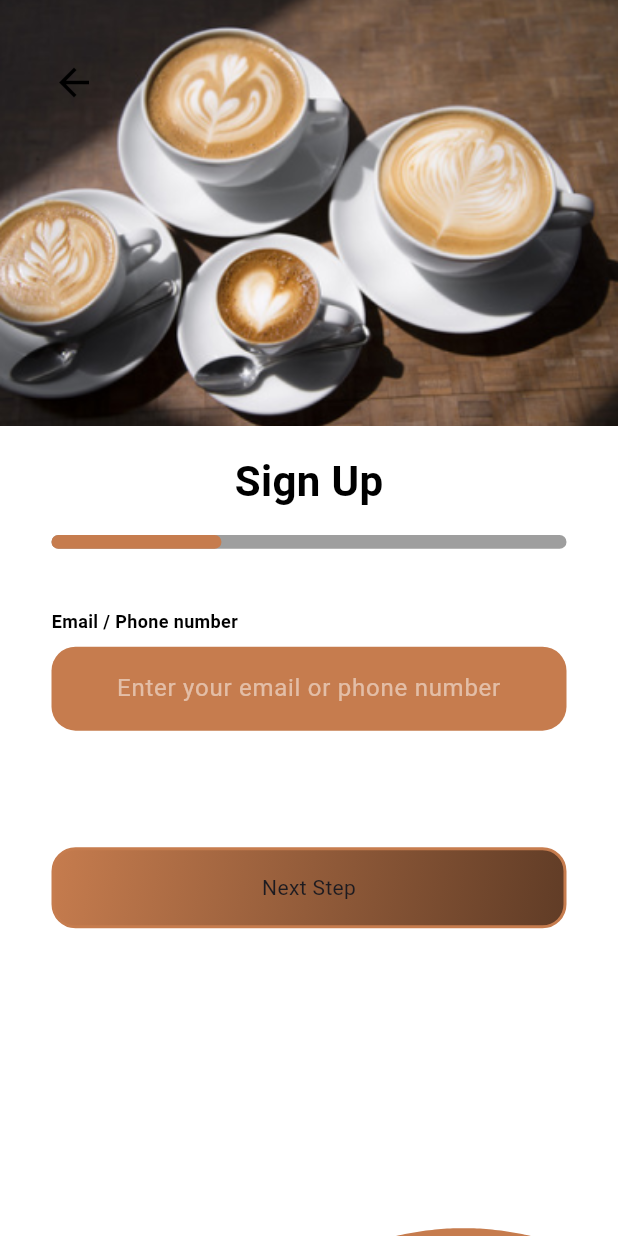
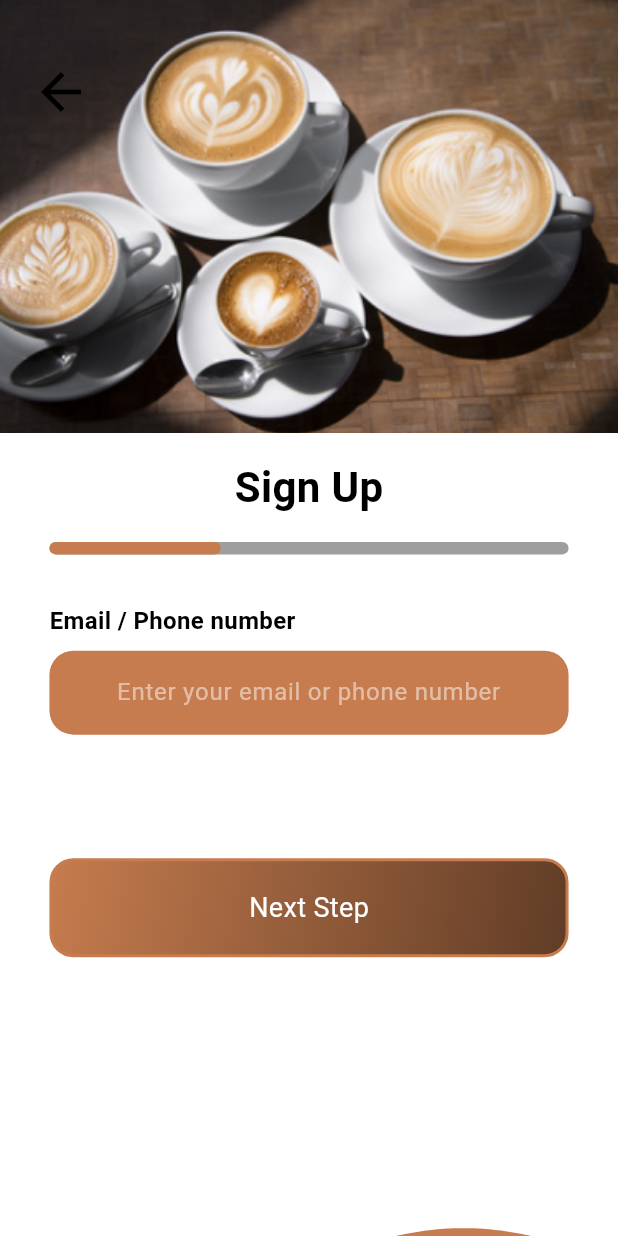
Before and after one commit to MisTraleuh/Simple-Coffee, a Flutter app: the RegisterPageMobile screen opened directly, after a tap on "Sign Up", on a phone screen of 412 x 824 dp. Run offline on Flutter 3.47's test engine with Material 3 defaults, Android fonts, the phone set to English and light mode, and no system bars; drawn by our look-alikes of wave.

Commit message:
[ADD] Step1 Page error | [FIX] responsive with * not /

```diff
--- a/lib/features/authentication/register_pages/register_page_mobile.dart
+++ b/lib/features/authentication/register_pages/register_page_mobile.dart
@@ -29,18 +29,22 @@ class _RegisterPageMobileState extends State<RegisterPageMobile> {
             fit: BoxFit.cover,
           ),
           Padding(
-            padding: EdgeInsets.only(top: height / 3),
+            padding: EdgeInsets.only(top: height * 0.4),
             child: GestureDetector(
               onTap: () {
                 Navigator.pushNamed(context, "/login");
               },
               child: Center(
                 child: SizedBox(
-                  width: MediaQuery.of(context).size.width / 1.2,
-                  height: MediaQuery.of(context).size.height / 12,
+                  width: width * 0.8,
+                  height: height * 0.08,
                   child: SimpleCard(
                     text: "Login",
                     color: Theme.of(context).colorScheme.primary,
+                    textStyle: const TextStyle(
+                      color: Colors.white,
+                      fontSize: 20,
+                    ),
                   ),
                 ),
               ),
@@ -54,11 +58,15 @@ class _RegisterPageMobileState extends State<RegisterPageMobile> {
               },
               child: Center(
                 child: SizedBox(
-                  width: MediaQuery.of(context).size.width / 1.2,
-                  height: MediaQuery.of(context).size.height / 12,
+                  width: width * 0.8,
+                  height: height * 0.08,
                   child: SimpleCard(
                     text: "Sign Up",
                     color: Theme.of(context).colorScheme.primary,
+                    textStyle: const TextStyle(
+                      color: Colors.white,
+                      fontSize: 20,
+                    ),
                   ),
                 ),
               ),
--- a/lib/features/authentication/sign_in/step1/sign_in_step1_page_mobile.dart
+++ b/lib/features/authentication/sign_in/step1/sign_in_step1_page_mobile.dart
@@ -35,6 +35,8 @@ class _SignInStep1MobileState extends State<SignInStep1Mobile> {
       0.65,
   ];
 
+  static bool hasError = false;
+  static bool isPassed = false;
 
   @override
   void initState() {
@@ -54,15 +56,15 @@ class _SignInStep1MobileState extends State<SignInStep1Mobile> {
           Stack(
             children: <Widget>[
               SizedBox(
-                height: height / 2.9,
+                height: height * 0.35,
                 width: width,
                 child: const CommonTopImage(
                   imagePath: "assets/app/OnBoarding/SignIn/SigninStep1.png",
                 ),
               ),
               Positioned(
-                top: height / 20.6,
-                left: width / 12,
+                top: height * 0.05,
+                left: width * 0.05,
                 child: GestureDetector(
                   onTap: () {
                     Navigator.pop(context);
@@ -70,13 +72,13 @@ class _SignInStep1MobileState extends State<SignInStep1Mobile> {
                   child: const Icon(
                     Icons.arrow_back,
                     color: Colors.black,
-                    size: 30,
+                    size: 40,
                   ),
                 ),
               ),
             ],
           ),
-          SizedBox( height: height / 50.6 ),
+          SizedBox( height: height * 0.02 ),
           const Center(
             child: Text(
               "Sign Up",
@@ -87,11 +89,11 @@ class _SignInStep1MobileState extends State<SignInStep1Mobile> {
               ),
             ),
           ),
-          SizedBox( height: height / 50.6 ),
+          SizedBox( height: height * 0.02 ),
           Padding(
-            padding: EdgeInsets.only(left: width / 12, right: width / 12),
+            padding: EdgeInsets.only(left: width * 0.08, right: width * 0.08),
             child: SizedBox(
-              height: height / 90,
+              height: height * 0.01,
               child: LinearProgressIndicator(
                 value: 0.33,
                 backgroundColor: Colors.grey,
@@ -100,9 +102,9 @@ class _SignInStep1MobileState extends State<SignInStep1Mobile> {
               ),
             ),
           ),
-          SizedBox( height: height / 20.6 ),
+          SizedBox( height: height * 0.04 ),
           Padding(
-            padding: EdgeInsets.only(left: width / 12, right: width / 12),
+            padding: EdgeInsets.only(left: width * 0.08, right: width * 0.08),
             child: SimpleTextButton(
               labelText: "Email / Phone number",
               hintText: "Enter your email or phone number",
@@ -110,24 +112,37 @@ class _SignInStep1MobileState extends State<SignInStep1Mobile> {
               color: Theme.of(context).colorScheme.primary,
               onChanged: (String value) {
                 profileInformation.updateEmail(value);
+                setState(() {
+                  if (isPassed == false) isPassed = true;
+                  // REGEX AND CHECK IF EMAIL IS VALID ON PROFILE INFORMATION
+                  hasError = (profileInformation.profile.email.isEmpty) ? true : false;
+                });
               },
+              fontSize: 16,
+              hasError: hasError,
             ),
           ),
-          SizedBox( height: height / 10.6 ),
+          SizedBox( height: height * 0.1 ),
           Padding(
-            padding: EdgeInsets.only(left: width / 12, right: width / 12),
+            padding: EdgeInsets.only(left: width * 0.08, right: width * 0.08),
             child: GestureDetector(
               onTap: () {
-                Navigator.pushNamed(context, '/signin-s2');
+                if (isPassed == true && hasError == false) {
+                  Navigator.pushNamed(context, '/signin-s2');
+                }
               },
               child: SizedBox(
-                height: height / 15.24,
+                height: height * 0.08,
                 child: SimpleCard(
                   text: "Next Step",
                   borderRadius: 16,
                   color: Theme.of(context).colorScheme.primary,
                   startColor: const Color.fromARGB(255, 198, 124, 78),
                   endColor: const Color.fromARGB(255, 96, 60, 38),
+                  textStyle: const TextStyle(
+                    color: Colors.white,
+                    fontSize: 18,
+                  ),
                 ),
               ),
             ),
--- a/lib/models/buttons/SimpleTextButton.dart
+++ b/lib/models/buttons/SimpleTextButton.dart
@@ -5,7 +5,9 @@ class SimpleTextButton extends StatefulWidget {
   final String hintText;
   final Color color;
   final void Function(String)? onChanged;
+  final bool? hasError;
   final bool obscureText;
+  final double? fontSize;
 
   const SimpleTextButton({
     Key? key,
@@ -14,6 +16,8 @@ class SimpleTextButton extends StatefulWidget {
     required this.color,
     required this.onChanged,
     required this.obscureText,
+    this.fontSize,
+    this.hasError,
   }) : super(key: key);
 
   @override
@@ -55,9 +59,9 @@ class _SimpleTextButtonState extends State<SimpleTextButton> {
       children: <Widget>[
         Text(
           widget.labelText,
-          style: const TextStyle(
+          style: TextStyle(
             color: Colors.black,
-            fontSize: 12,
+            fontSize: widget.fontSize ?? 12,
             fontWeight: FontWeight.bold,
           ),
         ),
@@ -94,6 +98,14 @@ class _SimpleTextButtonState extends State<SimpleTextButton> {
               borderRadius: BorderRadius.circular(16),
               borderSide: const BorderSide(
                 color: Colors.red,
+                width: 2,
+              ),
+            ),
+            errorBorder: OutlineInputBorder(
+              borderRadius: BorderRadius.circular(16),
+              borderSide: const BorderSide(
+                color: Colors.red,
+                width: 2,
               ),
             ),
             filled: true,
@@ -103,6 +115,7 @@ class _SimpleTextButtonState extends State<SimpleTextButton> {
             hintStyle: TextStyle(
               color: Colors.white.withOpacity(0.5),
             ),
+            errorText: widget.hasError == true ? "Invalid email" : null,
           ),
           cursorColor: Colors.white,
           onChanged: widget.onChanged,
```
Also changed, not shown: lib/features/authentication/on_boarding_pages/on_boarding_page_mobile.dart (+16 -11 lines), lib/features/authentication/sign_in/step2/sign_in_step2_page_mobile.dart (+23 -1 lines), lib/shared/providers/profile_information.dart (+8 -4 lines).
